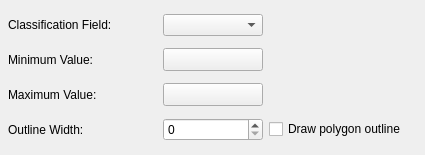
stopa85/Quantum-GIS, file src/ui/qgscontinuouscolordialogbase.ui: the form before one commit.
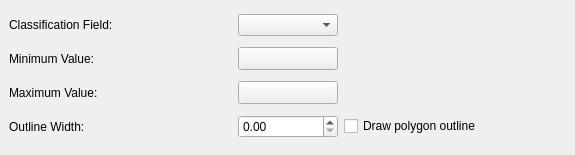
The form after the commit. Custom widgets are drawn as their Qt base class.

Commit message: Added the possibility to specify line widths in double units. The devault is 0.4 (mm) now

```diff
--- a/src/ui/qgscontinuouscolordialogbase.ui
+++ b/src/ui/qgscontinuouscolordialogbase.ui
@@ -5,7 +5,7 @@
    <rect>
     <x>0</x>
     <y>0</y>
-    <width>425</width>
+    <width>575</width>
     <height>155</height>
    </rect>
   </property>
@@ -14,13 +14,13 @@
   </property>
   <layout class="QGridLayout" >
    <property name="margin" >
-    <number>8</number>
+    <number>9</number>
    </property>
    <property name="spacing" >
     <number>6</number>
    </property>
    <item row="3" column="1" >
-    <widget class="QSpinBox" name="outlinewidthspinbox" />
+    <widget class="QDoubleSpinBox" name="outlinewidthspinbox" />
    </item>
    <item row="3" column="2" >
     <widget class="QCheckBox" name="cb_polygonOutline" >
```
Left out of the diff: 103 changed lines with no effect on the pictures. The commit also changes 13 other files.
